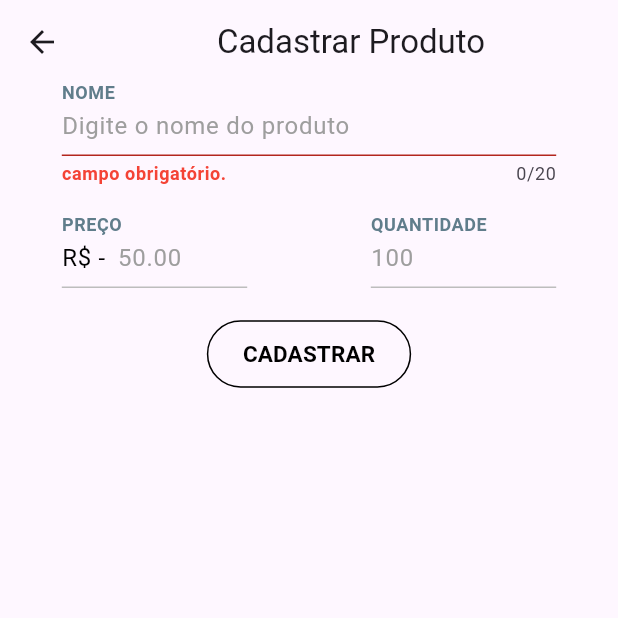
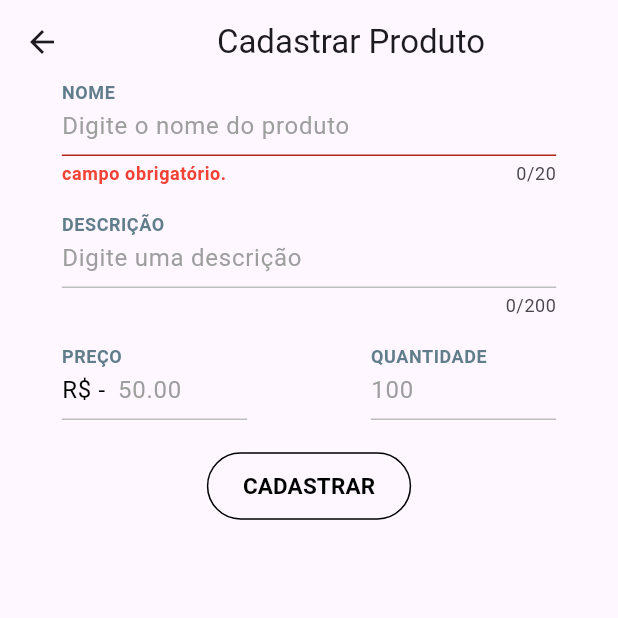
Before and after one commit to Gustavo-Vinicius-Santana/estudos-flutter, a Flutter app: the Registerproduct screen opened directly with empty values, after a tap on "CADASTRAR", on a phone screen of 412 x 824 dp, the top half of it. Run offline on Flutter 3.47's test engine with Material 3 defaults, Android fonts, the phone set to English and light mode, and no system bars; our stand-ins replace shared_preferences; accounts and stored records are empty.

Commit message:
[gerenciador_produtos - feature] adicionando campo de descrição do produto no formulario de cadastro de produto

```diff
--- /dev/null
+++ b/gerenciador_produtos/lib/components/InputsTextField/InputDesc.dart
@@ -0,0 +1,70 @@
+import 'package:flutter/material.dart';
+
+class InputDesc extends StatefulWidget {
+  const InputDesc({super.key, required this.controller, this.errorMessage});
+  final TextEditingController controller;
+  final String? errorMessage;
+
+  @override
+  State<InputDesc> createState() => _InputDescState();
+}
+
+class _InputDescState extends State<InputDesc> {
+  int _charCount = 0;
+
+  @override
+  void initState() {
+    super.initState();
+    widget.controller.addListener(_updateCharCounter);
+  }
+
+  void _updateCharCounter() {
+    setState(() {
+      _charCount = widget.controller.text.length;
+    });
+  }
+
+  @override
+  void dispose() {
+    widget.controller.removeListener(_updateCharCounter); // Remove o listener
+    super.dispose();
+  }
+
+  @override
+  Widget build(BuildContext context) {
+    return SizedBox(
+      width: MediaQuery.of(context).size.width * 0.8,
+      child: TextField(
+        maxLines: null,
+        controller: widget.controller,
+        maxLength: 200,
+        decoration: InputDecoration(
+          labelText: 'DESCRIÇÃO',
+          hintText: 'Digite uma descrição',
+          error: widget.errorMessage != null
+              ? Text(
+                  widget.errorMessage!,
+                  style: const TextStyle(
+                    color: Colors.red,
+                    fontSize: 12,
+                    fontWeight: FontWeight.bold,
+                  ),
+                )
+              : null,
+          counterText: '$_charCount/200',
+          hintStyle: const TextStyle(color: Colors.grey),
+          floatingLabelBehavior: FloatingLabelBehavior.always,
+          labelStyle: const TextStyle(
+            fontSize: 16,
+            fontWeight: FontWeight.bold,
+            color: Colors.blueGrey,
+          ),
+          contentPadding: const EdgeInsets.only(bottom: 8),
+          enabledBorder: UnderlineInputBorder(
+            borderSide: BorderSide(color: Colors.grey.shade400),
+          ),
+        ),
+      ),
+    );
+  }
+}
--- a/gerenciador_produtos/lib/screens/RegisterProduct.dart
+++ b/gerenciador_produtos/lib/screens/RegisterProduct.dart
@@ -1,5 +1,6 @@
 import 'package:flutter/material.dart';
 import 'package:projeto_android/components/InputsTextField/InputName.dart';
+import 'package:projeto_android/components/InputsTextField/InputDesc.dart';
 import 'package:projeto_android/components/Buttons/ButtonRegister.dart';
 import 'package:projeto_android/components/InputsTextField/InputPrice.dart';
 import 'package:projeto_android/components/InputsTextField/InputQtd.dart';
@@ -15,10 +16,12 @@ class Registerproduct extends StatefulWidget {
 
 class _RegisterproductState extends State<Registerproduct> {
   final TextEditingController _textController = TextEditingController();
+  final TextEditingController _descController = TextEditingController();
   final TextEditingController _priceController = TextEditingController();
   final TextEditingController _qtdController = TextEditingController();
 
   String? messageErrorInputText;
+  String? messageErrorInputDesc;
   String? messageErrorInputPrice;
   String? messageErrorInputQtd;
 
@@ -27,6 +30,9 @@ class _RegisterproductState extends State<Registerproduct> {
     super.initState();
     _textController.addListener(() {
       _clearErrorMessage(messageErrorInputText);
+    });
+    _descController.addListener(() {
+      _clearErrorMessage(messageErrorInputDesc);
     });
     _priceController.addListener(() {
       _clearErrorMessage(messageErrorInputPrice);
@@ -53,6 +59,9 @@ class _RegisterproductState extends State<Registerproduct> {
       if (_qtdController.text.isNotEmpty) {
         messageErrorInputQtd = null;
       }
+      if (_descController.text.isNotEmpty) {
+        messageErrorInputDesc = null;
+      }
     });
   }
 
@@ -69,6 +78,10 @@ class _RegisterproductState extends State<Registerproduct> {
       setState(() {
         messageErrorInputText = 'campo obrigatório.';
       });
+    } else if (_descController.text.isEmpty) {
+      setState(() {
+        messageErrorInputDesc = 'campo obrigatório.';
+      });
     } else if (_priceController.text.isEmpty) {
       setState(() {
         messageErrorInputPrice = 'campo obrigatório.';
@@ -83,7 +96,7 @@ class _RegisterproductState extends State<Registerproduct> {
         'nome': _textController.text,
         'preco': double.parse(_priceController.text),
         'quantidade': int.parse(_qtdController.text),
-        'descricao': '',
+        'descricao': _descController.text,
       });
       print(widget.listAllProducts);
     }
@@ -108,6 +121,16 @@ class _RegisterproductState extends State<Registerproduct> {
               child: InputName(
                   controller: _textController,
                   errorMessage: messageErrorInputText),
+            ),
+            const SizedBox(height: 20),
+            Padding(
+              padding: EdgeInsets.only(
+                left: MediaQuery.of(context).size.width * 0.1,
+              ),
+              child: InputDesc(
+                controller: _descController,
+                errorMessage: messageErrorInputDesc,
+              ),
             ),
             const SizedBox(height: 20),
             Row(
```
